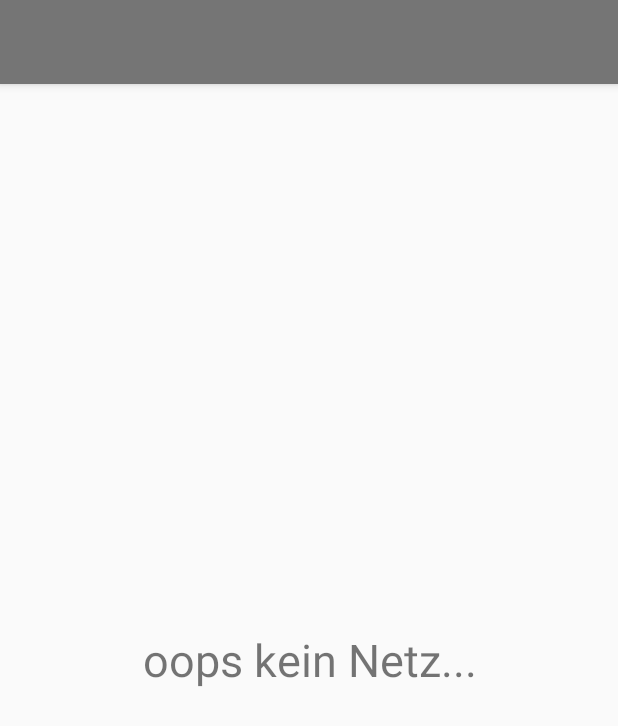
After one commit to jericoluislua/BadiApp, an Android app: the layout activity_internet_error.xml on its own in the app's theme, with its tools: preview values and no code run, on a phone screen of 412 x 824 dp. The commit adds this screen. Shown: the top 726 px of the screen. Run offline under Robolectric (Android 15) with nearby library versions, the phone set to English and light mode, and no system bars.

Commit message:
Network error

```diff
--- a/app/src/main/AndroidManifest.xml
+++ b/app/src/main/AndroidManifest.xml
@@ -4,6 +4,7 @@
     package="com.example.bluaje.badiapp">
 
     <uses-permission android:name="android.permission.INTERNET" />
+    <uses-permission android:name="android.permission.ACCESS_NETWORK_STATE" />
     <uses-permission android:name="android.permission.WRITE_EXTERNAL_STORAGE" />
     <!--
          The ACCESS_COARSE/FINE_LOCATION permissions are not required to use
--- a/app/src/main/java/com/example/bluaje/badiapp/MainActivity.java
+++ b/app/src/main/java/com/example/bluaje/badiapp/MainActivity.java
@@ -1,8 +1,10 @@
 package com.example.bluaje.badiapp;
 
+import android.content.Context;
 import android.content.Intent;
+import android.net.ConnectivityManager;
+import android.net.NetworkInfo;
 import android.support.v4.view.MenuItemCompat;
-import android.support.v7.app.AlertDialog;
 import android.support.v7.app.AppCompatActivity;
 import android.os.Bundle;
 import android.support.v7.widget.SearchView;
@@ -30,6 +32,11 @@ public class MainActivity extends AppCompatActivity {
     @Override
     protected void onCreate(Bundle savedInstanceState) {
         super.onCreate(savedInstanceState);
+        boolean connected = false;
+        ConnectivityManager connectivityManager = (ConnectivityManager)getSystemService(Context.CONNECTIVITY_SERVICE);
+        if(connectivityManager.getNetworkInfo(ConnectivityManager.TYPE_MOBILE).getState() == NetworkInfo.State.CONNECTED ||
+                connectivityManager.getNetworkInfo(ConnectivityManager.TYPE_WIFI).getState() == NetworkInfo.State.CONNECTED) {
+            //Internetverbindung besteht
             setContentView(R.layout.activity_main);
             //ImageView img = (ImageView) findViewById(R.id.badilogo);
             //img.setImageResource(R.drawable.badi);
@@ -38,6 +45,11 @@ public class MainActivity extends AppCompatActivity {
             TextView text = (TextView) findViewById(R.id.badikantone);
             text.setText("Kantone");
             addBadisToList();
+        }
+        else {
+            //keine Internetverbindung
+            setContentView(R.layout.activity_internet_error);
+        }
     }
 
     @Override
@@ -111,9 +123,6 @@ public class MainActivity extends AppCompatActivity {
         }
         badiliste.addAll(hs);
 
-        //badiliste.add(getString(R.string.badaarberg));
-        //badiliste.add(getString(R.string.badadelboden));
-        //badiliste.add(getString(R.string.badbern));
         badis.setAdapter(badiliste);
 
         AdapterView.OnItemClickListener mListClickedHandler = new AdapterView.OnItemClickListener() {
@@ -127,19 +136,6 @@ public class MainActivity extends AppCompatActivity {
                 intent.putExtra("badi", allBadis.get(position).get(0));
                 intent.putExtra("name", selected);
                 startActivity(intent);
-                //if (selected.equals(getString(R.string.badaarberg))) {
-                //    intent.putExtra("badi", "71");
-
-                //} else if (selected.equals(getString(R.string.badadelboden))) {
-                //    intent.putExtra("badi", "27");
-
-                //} else if (selected.equals(getString(R.string.badbern))) {
-                //    intent.putExtra("badi", "6");
-
-                //} else {
-                //    intent.putExtra("badi", "55");
-
-                //}
             }
         };
         badis.setOnItemClickListener(mListClickedHandler);
--- /dev/null
+++ b/app/src/main/res/layout/activity_internet_error.xml
@@ -0,0 +1,27 @@
+<?xml version="1.0" encoding="utf-8"?>
+<LinearLayout xmlns:android="http://schemas.android.com/apk/res/android"
+    xmlns:tools="http://schemas.android.com/tools"
+    android:layout_width="match_parent"
+    android:layout_height="match_parent"
+    xmlns:app="http://schemas.android.com/apk/res-auto"
+    android:id="@+id/layout"
+    tools:context="com.example.bluaje.badiapp.MainActivity"
+    android:orientation="vertical">
+
+    <android.support.v7.widget.Toolbar
+        android:id="@+id/my_toolbar"
+        android:layout_width="match_parent"
+        android:layout_height="?attr/actionBarSize"
+        android:background="?attr/colorPrimaryDark"
+        android:elevation="4dp"
+        android:theme="@style/ThemeOverlay.AppCompat.ActionBar"/>
+
+    <TextView
+        android:id="@+id/textView"
+        android:layout_width="match_parent"
+        android:layout_height="match_parent"
+        android:gravity="center"
+        android:text="@string/errordialog_title"
+        android:textSize="30sp" />
+
+</LinearLayout>
--- a/app/src/main/res/values/strings.xml
+++ b/app/src/main/res/values/strings.xml
@@ -7,7 +7,7 @@
     <string name="badadelboden">Schwimmbad Gruebi Adelboden (BE)</string>
     <string name="badbern">Stadtberner Baeder Bern (BE)</string>
     <string name="TAG">badiInfo</string>
-    <string name="errordialog_title">E R R O R</string>
+    <string name="errordialog_title">oops kein Netz...</string>
     <string name="title_activity_maps">Map</string>
     <string name="title_activity_maps2">Map</string>
 </resources>
```
Lines whose indentation alone changed are shown as unchanged.
